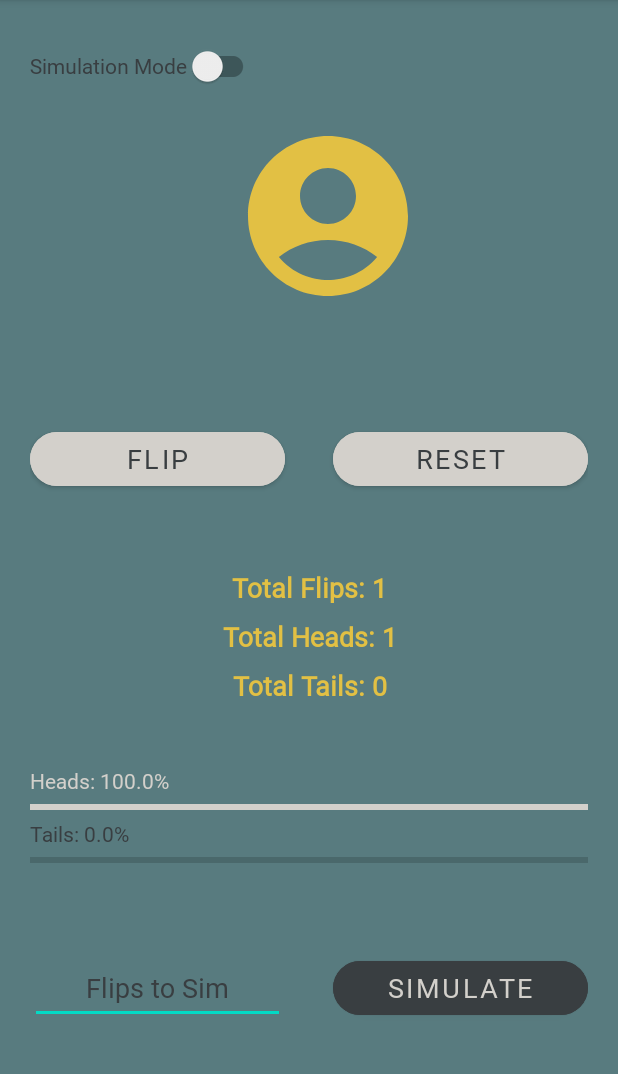
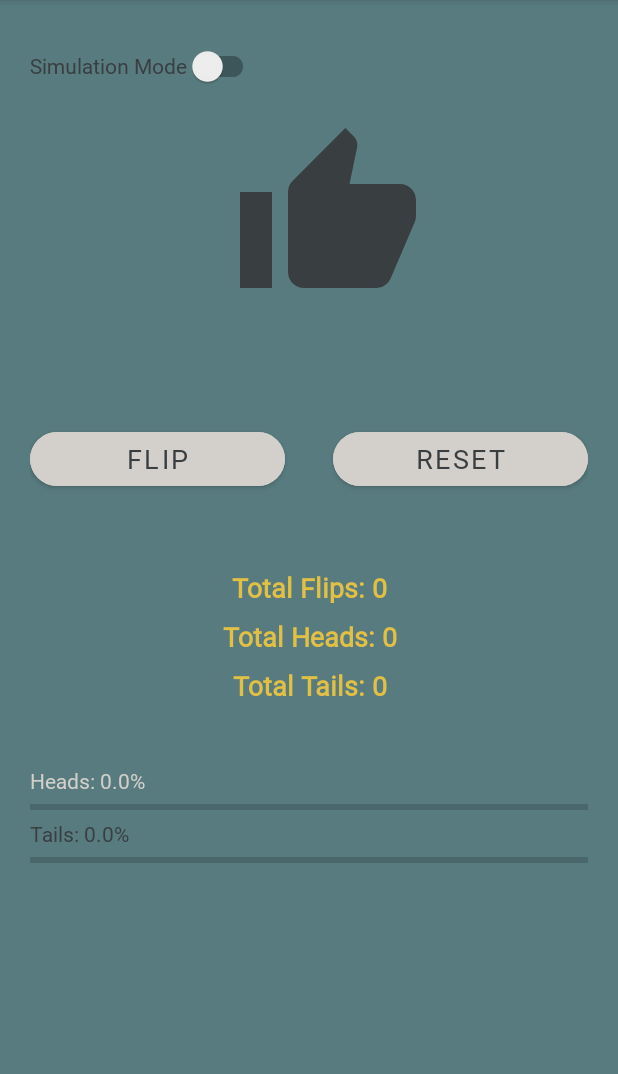
Before and after one commit to shawnee513/CoinFlip, an Android app: the screen it shows after launch (MainActivity), after a tap on "RESET", on a phone screen of 412 x 824 dp, the part 84-1158 px from its top. Run offline under Robolectric (Android 15) with nearby library versions, the phone set to English and light mode, and no system bars; 1 other tap on this screen came first.

Commit message:
finished app

```diff
--- a/app/src/main/java/com/example/coinflip/MainActivity.kt
+++ b/app/src/main/java/com/example/coinflip/MainActivity.kt
@@ -1,9 +1,12 @@
 package com.example.coinflip
 
 import android.annotation.SuppressLint
+import android.content.Context
 import androidx.appcompat.app.AppCompatActivity
 import android.os.Bundle
 import android.provider.SyncStateContract.Helpers.update
+import android.view.View
+import android.view.inputmethod.InputMethodManager
 import android.widget.*
 import androidx.appcompat.widget.SwitchCompat
 import kotlin.math.round
@@ -20,6 +23,7 @@ class MainActivity : AppCompatActivity() {
     private lateinit var tailsPercent: TextView
     private lateinit var tailsProgressBar: ProgressBar
     private lateinit var simNumber: EditText
+    private lateinit var simButton: Button
 
     //Counter variables to keep track of heads, tails, and total flips
     private var heads = 0
@@ -34,7 +38,7 @@ class MainActivity : AppCompatActivity() {
         val simSwitch: SwitchCompat = findViewById(R.id.main_sw_simulate)
         val flipButton: Button = findViewById(R.id.main_bt_flip)
         val resetButton: Button = findViewById(R.id.main_bt_reset)
-        val simButton: Button = findViewById(R.id.main_bt_simulate)
+        simButton = findViewById(R.id.main_bt_simulate)
 
         //Set listeners for our buttons
         simSwitch.setOnCheckedChangeListener { buttonView, isChecked -> enableSim(isChecked) }
@@ -56,7 +60,13 @@ class MainActivity : AppCompatActivity() {
 
     //Turn on/off simulation mode
     private fun enableSim(onState: Boolean){
-
+        if(onState){
+            simNumber.visibility = View.VISIBLE
+            simButton.visibility = View.VISIBLE
+        } else{
+            simNumber.visibility = View.INVISIBLE
+            simButton.visibility = View.INVISIBLE
+        }
     }
 
     //Simulate a single coin flip
@@ -96,8 +106,13 @@ class MainActivity : AppCompatActivity() {
 
     //Update the statistics UI based on the previous coin flip
     private fun updateStatistics(){
-        val headsPercentResult = round((heads.toDouble()/total.toDouble()) * 100)
-        val tailsPercentResult = round((tails.toDouble()/total.toDouble()) * 100)
+        var headsPercentResult = 0.0
+        var tailsPercentResult = 0.0
+
+        if(total != 0) {
+            headsPercentResult = round((heads.toDouble() / total.toDouble()) * 10000)/100
+            tailsPercentResult = round((tails.toDouble() / total.toDouble()) * 10000)/100
+        }
 
         //update textviews for percentages
         headsPercent.text = "Heads: $headsPercentResult%"
@@ -110,11 +125,46 @@ class MainActivity : AppCompatActivity() {
 
     //Reset all data for the simulation
     private fun reset(){
+        //Update the image
+        coinImage.setImageResource(R.drawable.ic_flip_icon)
 
+        //Update counts
+        total = 0
+        heads = 0
+        tails = 0
+
+        //Update textviews
+        totalCount.text = "Total Flips: $total"
+        headsCount.text = "Total Heads: $heads"
+        tailsCount.text = "Total Tails: $tails"
+
+        //Update statistics UI
+        updateStatistics()
     }
 
     //Run the coin simulation for a set number of flips
     private fun sim(){
+        //Get number to sim and clear editText
+        var numberToSim = 1
 
+        if(simNumber.text.toString() != ""){
+            numberToSim = simNumber.text.toString().toInt()
+        }
+
+        simNumber.setText("")
+
+        //Run the proper number of flips for the simulation
+        for(i in 1..numberToSim){
+            flip()
+        }
+
+        //Hide the keyboard
+        hideKeyboard()
+    }
+
+    //Hide the keyboard
+    private fun hideKeyboard(){
+        val imm = getSystemService(Context.INPUT_METHOD_SERVICE) as InputMethodManager
+        imm.hideSoftInputFromWindow(coinImage.windowToken, 0)
     }
 }
--- a/app/src/main/res/layout/activity_main.xml
+++ b/app/src/main/res/layout/activity_main.xml
@@ -182,6 +182,7 @@
         android:textColor="@color/onyx"
         android:textColorHint="@color/onyx"
         android:textSize="18sp"
+        android:visibility="invisible"
         app:layout_constraintBottom_toBottomOf="parent"
         app:layout_constraintEnd_toStartOf="@+id/main_bt_simulate"
         app:layout_constraintHorizontal_bias="0.5"
@@ -199,6 +200,7 @@
         android:text="@string/simulate_button_text"
         android:textColor="@color/timberwolf"
         android:textSize="18sp"
+        android:visibility="invisible"
         app:cornerRadius="20dp"
         app:layout_constraintBottom_toBottomOf="@+id/main_ed_sim_number"
         app:layout_constraintEnd_toEndOf="parent"
```
